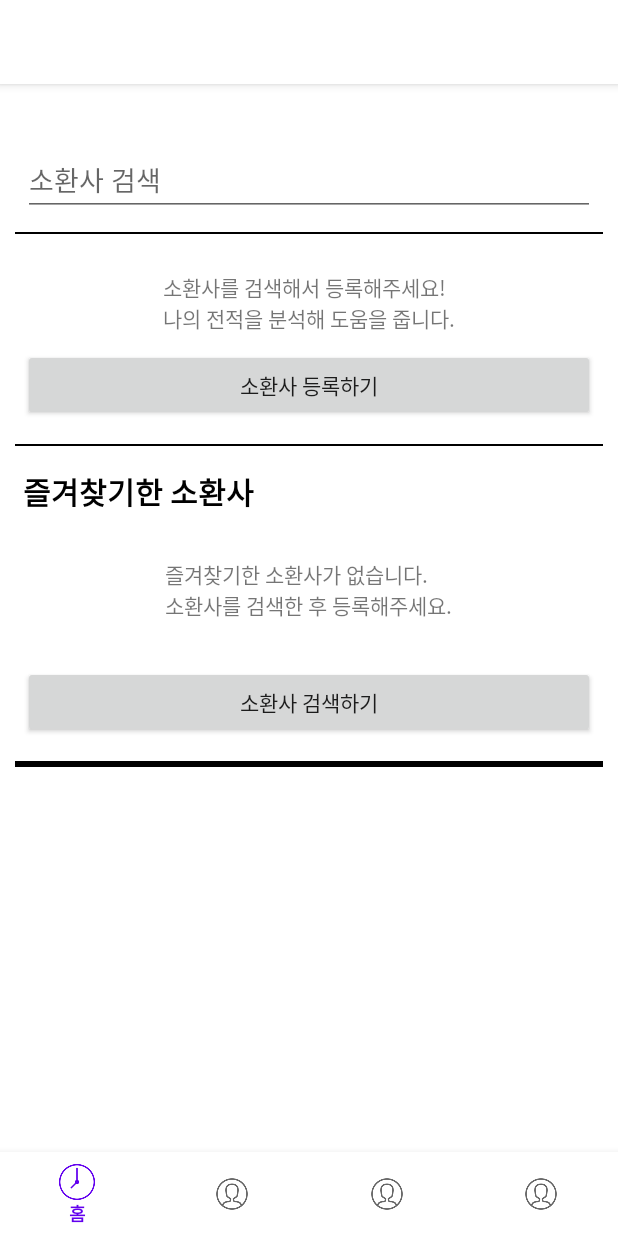
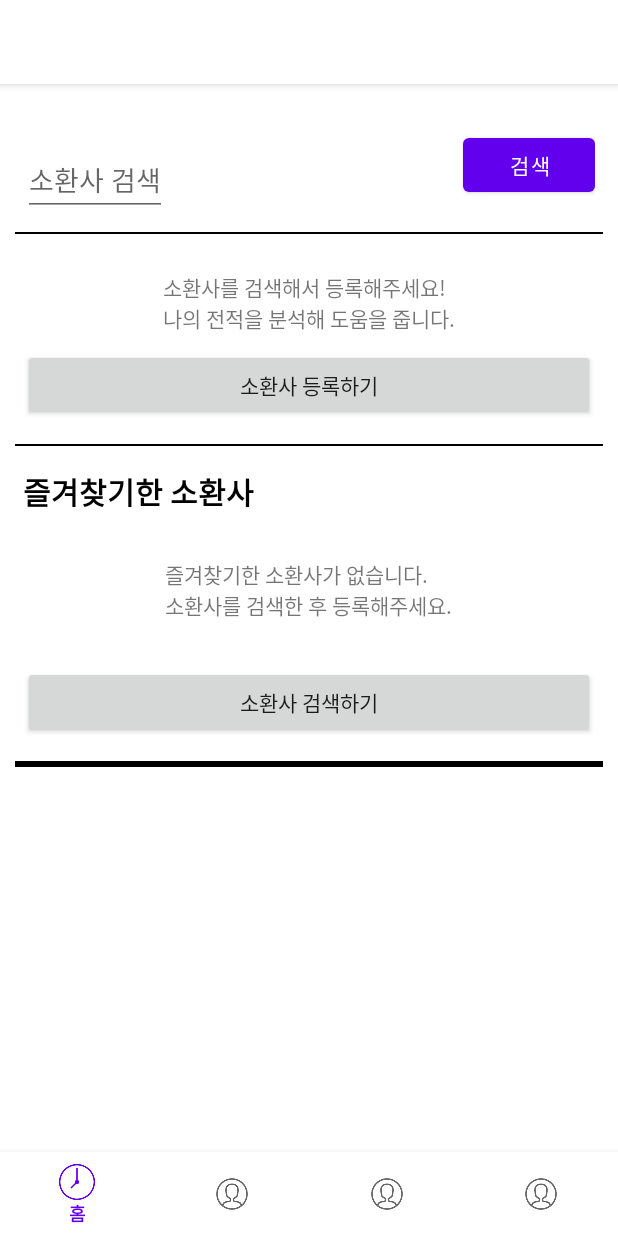
Before and after one commit to zeroheat0930/LOLandRoll, an Android app: the screen it shows after launch (MainActivity), on a phone screen of 412 x 824 dp. Run offline under Robolectric (Android 15) with nearby library versions, the phone set to English and light mode, and no system bars; our stand-ins replace data binding.

Commit message:
하... 갈아엎어야하나

```diff
--- a/app/src/main/java/com/zeroheat/lolandroll/api/APIList.kt
+++ b/app/src/main/java/com/zeroheat/lolandroll/api/APIList.kt
@@ -11,6 +11,6 @@ interface APIList {
     @GET("summoner/v4/summoners/by-name/{summonerName}")
     fun getsummoner(
         @Path("summonerName") summonerName : String,
-//        @Query("api_key") api_key : String
+        @Query("api_key") api_key : String
     ): Call<BasicResponse>
 }
--- a/app/src/main/java/com/zeroheat/lolandroll/fragments/MyHomeFragment.kt
+++ b/app/src/main/java/com/zeroheat/lolandroll/fragments/MyHomeFragment.kt
@@ -2,6 +2,7 @@ package com.zeroheat.lolandroll.fragments
 
 import android.content.Intent
 import android.os.Bundle
+import android.util.Log
 import android.view.LayoutInflater
 import android.view.View
 import android.view.ViewGroup
@@ -9,6 +10,10 @@ import androidx.databinding.DataBindingUtil
 import com.zeroheat.lolandroll.R
 import com.zeroheat.lolandroll.SearchSummonerActivity
 import com.zeroheat.lolandroll.databinding.FragmentMyHomeBinding
+import com.zeroheat.lolandroll.datas.BasicResponse
+import retrofit2.Call
+import retrofit2.Callback
+import retrofit2.Response
 
 class MyHomeFragment : BaseFragment() {
 
@@ -32,9 +37,16 @@ class MyHomeFragment : BaseFragment() {
 
     override fun setupEvents() {
 
-        binding.edtSummoner.setOnClickListener {
-            val myIntent = Intent(mContext,SearchSummonerActivity::class.java )
-            startActivity(myIntent)
+        binding.btnSummoner.setOnClickListener {
+
+            val inputSummonername = binding.edtSummoner.text.toString()
+
+             val myIntent = Intent(mContext,SearchSummonerActivity::class.java )
+            myIntent.putExtra("summoner", binding.edtSummoner.text.toString())
+            Log.d("온거맞음?", inputSummonername.toString())
+            mContext.startActivity(myIntent)
+
+
         }
 
     }
--- a/app/src/main/res/layout/fragment_my_home.xml
+++ b/app/src/main/res/layout/fragment_my_home.xml
@@ -30,11 +30,20 @@
                 <EditText
                     android:id="@+id/edtSummoner"
                     android:layout_marginTop="10dp"
-                    android:layout_width="match_parent"
+                    android:layout_width="wrap_content"
                     android:layout_height="wrap_content"
                     android:hint="소환사 검색"
                     android:inputType="text"
                     android:singleLine="true" />
+                <TextView
+                    android:layout_width="0dp"
+                    android:layout_height="wrap_content"
+                    android:layout_weight="1"/>
+                <Button
+                    android:id="@+id/btnSummoner"
+                    android:layout_width="wrap_content"
+                    android:layout_height="wrap_content"
+                    android:text="검색"/>
 
             </LinearLayout>
             <TextView
```
Also changed, not shown: app/src/main/java/com/zeroheat/lolandroll/SearchSummonerActivity.kt (+27 -6 lines), app/src/main/java/com/zeroheat/lolandroll/datas/BasicResponse.kt (+7 -4 lines), app/src/main/java/com/zeroheat/lolandroll/datas/DataResponse.kt (added, +7 -0 lines).
